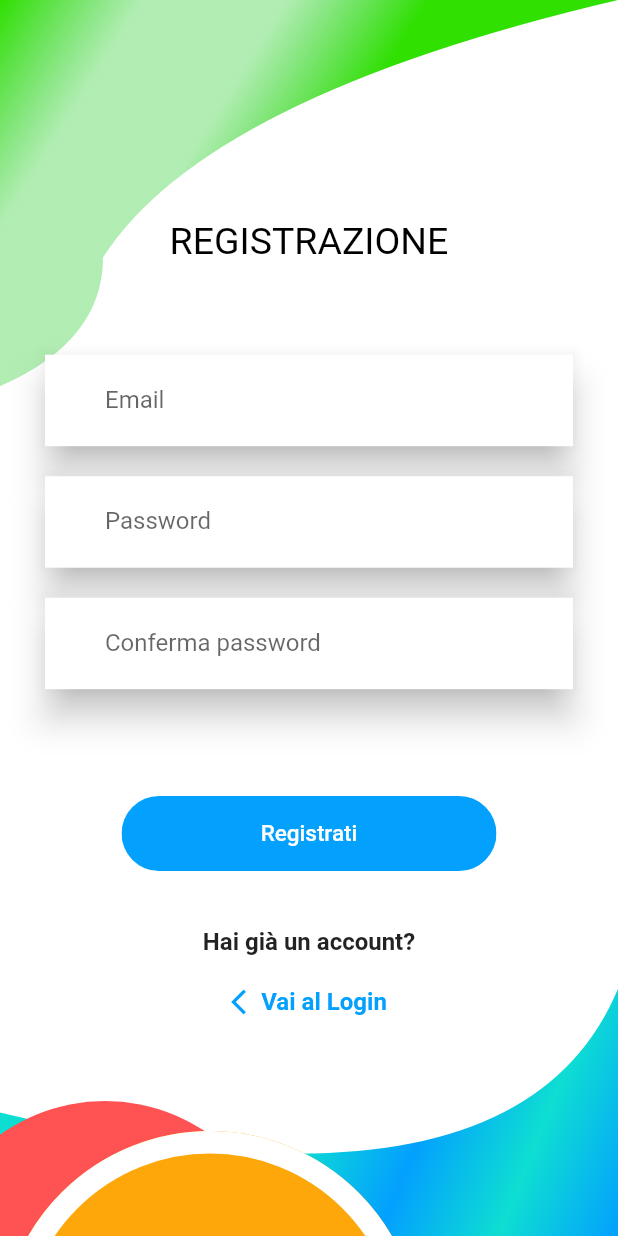
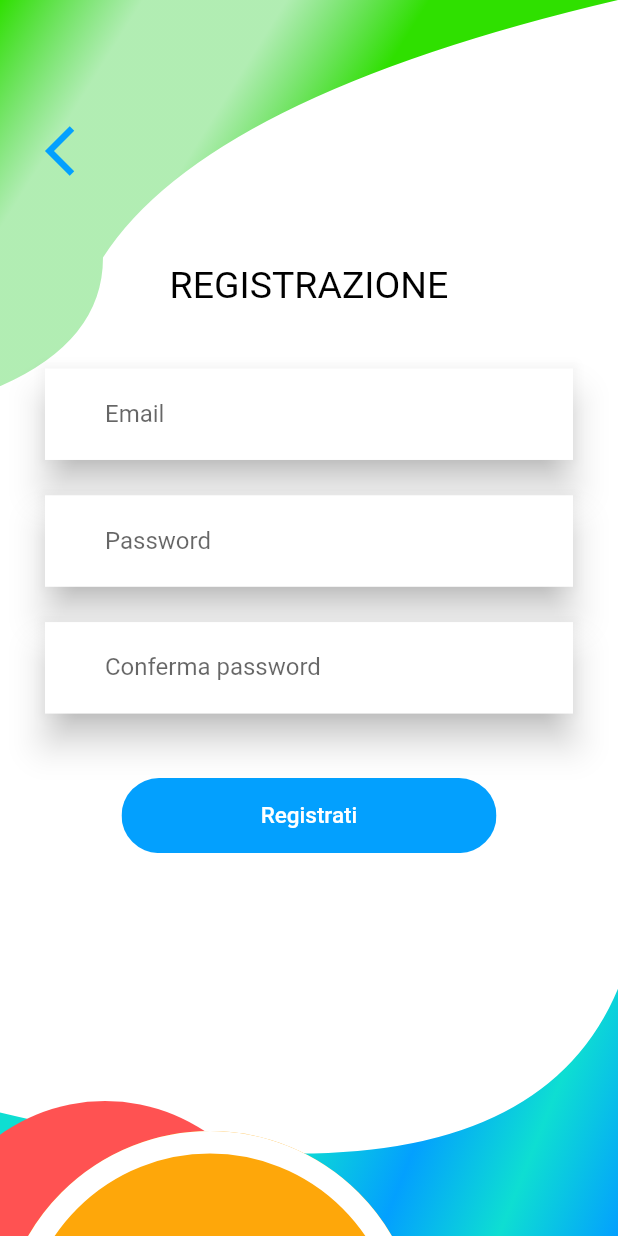
Before and after one commit to Stemicio9/winteam, a Flutter app: the RegisterPage screen opened directly, on a phone screen of 412 x 824 dp. Run offline on Flutter 3.47's test engine with Material 2 defaults, Android fonts, the phone set to English and light mode, and no system bars; our stand-ins replace dio, firebase_auth, firebase_core, flutter_bloc, retrofit; accounts and stored records are empty; generated files the repository leaves out were written again.

```diff
--- a/lib/pages/login_section/register_form.dart
+++ b/lib/pages/login_section/register_form.dart
@@ -37,30 +37,45 @@ class RegistratiState extends State<Registrati>{
           key: _formKey,
           child: Column(
               children: <Widget>[
+
+                GestureDetector(
+                  onTap: (){Navigator.pushNamed(context, RouteConstants.login);},
+
+                  child: Row(
+                    mainAxisAlignment: MainAxisAlignment.start,
+                    children: [
+                      Container(
+                        margin: EdgeInsets.only(left: 30),
+                      ),
+                      Icon(Icons.arrow_back_ios, color: azzurroscuro,size: 40  ),
+                    ],
+                  ),
+                ),
+
+                spaziotrawidgetinaltezza(context, 15),
+
                 Texth1(testo: 'REGISTRAZIONE', color: Colors.black),
 
                 spaziotrawidgetinaltezza(context, 20),
 
-                // Add TextFormFields and ElevatedButton here.
-                const Padding(padding: EdgeInsets.only(bottom: 20),),
+                InputWidget(labeltext: "Email", hinttext: "email@esempio.com", controller: emailcontroller, ispassword: false ,validator: validaemail),
 
-                InputWidget(labeltext: "Email", hinttext: "email@esempio.com", controller: emailcontroller, ispassword: false ,validator: validaemail),
-                const Padding(padding: EdgeInsets.only(bottom: 20),),
+                spaziotrawidgetinaltezza(context,35),
 
                 InputWidget(labeltext: "Password", hinttext: "******", controller: passwordcontroller, ispassword: true ,validator: validapassword),
-                const Padding(padding: EdgeInsets.only(bottom: 20),),
+
+                spaziotrawidgetinaltezza(context,35),
 
                 InputWidget( labeltext: "Conferma password",hinttext: "******", controller: nomeutentecontroller, ispassword: false ,validator: defaultvalidator),
-                const Padding(padding: EdgeInsets.only(bottom: 20),),
 
-               spaziotrawidgetinaltezza(context, 20),
+               spaziotrawidgetinaltezza(context,25),
 
 
                 ActionButton("Registrati", context,registrati),
 
-                spaziotrawidgetinaltezza(context, 30),
+                spaziotrawidgetinaltezza(context, 5),
 
-                Text("Hai già un account?",
+              /*  Text("Hai già un account?",
                   style: TextStyle(
                     fontSize: 16,
                     fontWeight: FontWeight.w700,
@@ -70,7 +85,7 @@ class RegistratiState extends State<Registrati>{
                 spaziotrawidgetinaltezza(context, 40),
 
 
-                    GestureDetector(
+                GestureDetector(
                         onTap: (){Navigator.pushNamed(context, RouteConstants.login);},
                         child: Row(
                           mainAxisAlignment: MainAxisAlignment.center,
@@ -86,7 +101,7 @@ class RegistratiState extends State<Registrati>{
                             )
                           ],
                         )
-                    ),
+                    ), */
 
 
                 /*    Row(
```
Also changed, not shown: lib/pages/login_section/password_dimenticata_form.dart (+20 -2 lines).
